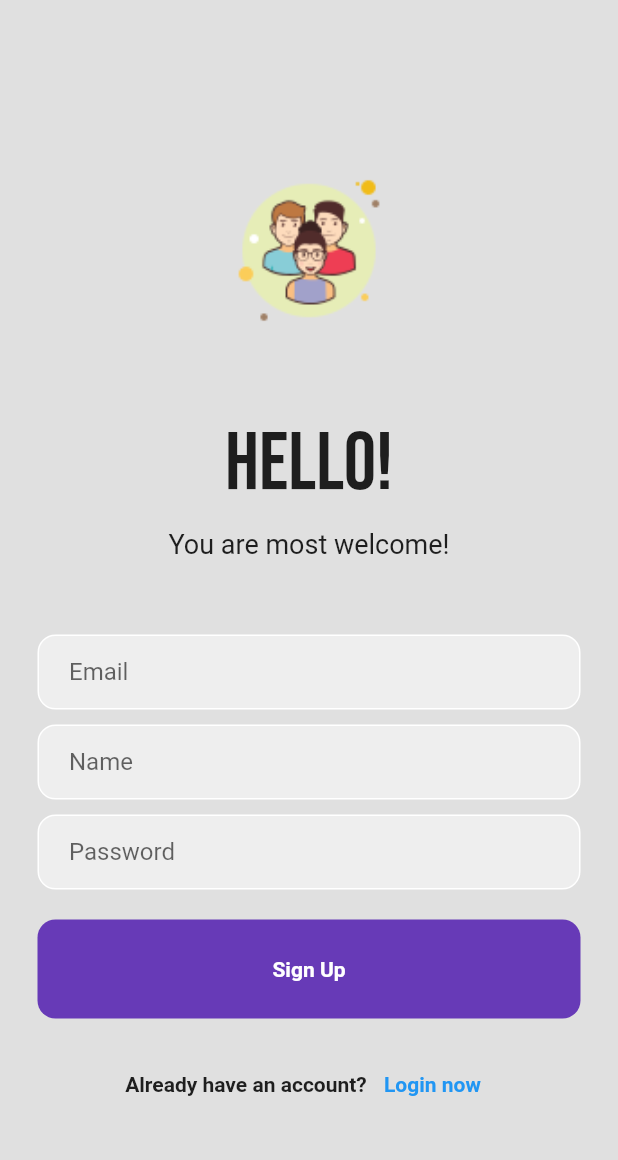
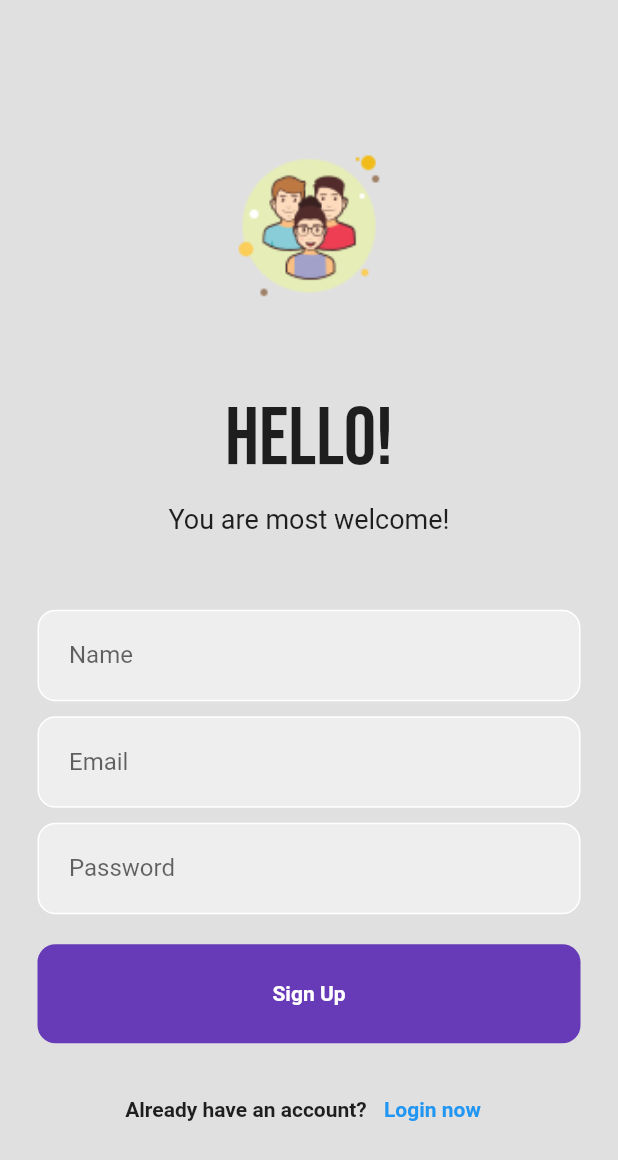
Before and after one commit to iZeroKim/Guest-Book-App, a Flutter app: the screen it shows after launch, on a phone screen of 412 x 824 dp. Shown: the top 1160 px of the screen. Run offline on Flutter 3.47's test engine with Material 2 defaults, Android fonts, the phone set to English and light mode, and no system bars; our stand-ins replace firebase_auth, firebase_core, google_fonts; accounts and stored records are empty.

Commit message:
Validate register page text fields

```diff
--- a/lib/views/auth/register_page.dart
+++ b/lib/views/auth/register_page.dart
@@ -10,6 +10,20 @@ class RegisterPage extends StatefulWidget {
 }
 
 class _RegisterPageState extends State<RegisterPage> {
+  final _nametext = TextEditingController();
+  final _emailtext = TextEditingController();
+  final _passwordtext = TextEditingController();
+  bool _validatename = false;
+  bool _validateemail = false;
+  bool _validatepassword= false;
+
+  @override
+  void dispose() {
+    _nametext.dispose();
+    _emailtext.dispose();
+    _passwordtext.dispose();
+    super.dispose();
+  }
   @override
   Widget build(BuildContext context) {
     return Scaffold(
@@ -53,12 +67,15 @@ class _RegisterPageState extends State<RegisterPage> {
                     border: Border.all(color: Colors.white),
                     borderRadius: BorderRadius.circular(12),
                   ),
-                  child: const Padding(
+                  child: Padding(
                     padding: EdgeInsets.only(left: 20.0),
                     child: TextField(
+                      controller: _nametext,
                       decoration: InputDecoration(
                         border: InputBorder.none,
-                        hintText: "Email",
+                        hintText: "Name",
+                        labelText: "Name",
+                        errorText: _validatename ? 'Name can\'t be empty' : null,
                       ),
                     ),
                   )),
@@ -74,12 +91,15 @@ class _RegisterPageState extends State<RegisterPage> {
                     border: Border.all(color: Colors.white),
                     borderRadius: BorderRadius.circular(12),
                   ),
-                  child: const Padding(
+                  child: Padding(
                     padding: EdgeInsets.only(left: 20.0),
                     child: TextField(
+                      controller: _emailtext,
                       decoration: InputDecoration(
                         border: InputBorder.none,
-                        hintText: "Name",
+                        hintText: "Email",
+                        labelText: "Email",
+                        errorText: _validateemail ? 'Email can\'t be empty' : null,
                       ),
                     ),
                   )),
@@ -87,6 +107,7 @@ class _RegisterPageState extends State<RegisterPage> {
             const SizedBox(
               height: 10,
             ),
+
             //password input field
             Padding(
               padding: const EdgeInsets.symmetric(horizontal: 25.0),
@@ -96,13 +117,16 @@ class _RegisterPageState extends State<RegisterPage> {
                     border: Border.all(color: Colors.white),
                     borderRadius: BorderRadius.circular(12),
                   ),
-                  child: const Padding(
+                  child: Padding(
                     padding: EdgeInsets.only(left: 20.0),
                     child: TextField(
                       obscureText: true,
+                      controller: _passwordtext,
                       decoration: InputDecoration(
                         border: InputBorder.none,
                         hintText: "Password",
+                        labelText: "Password",
+                        errorText: _validatepassword ? 'Password can\'t be empty' : null,
                       ),
                     ),
                   )),
```
